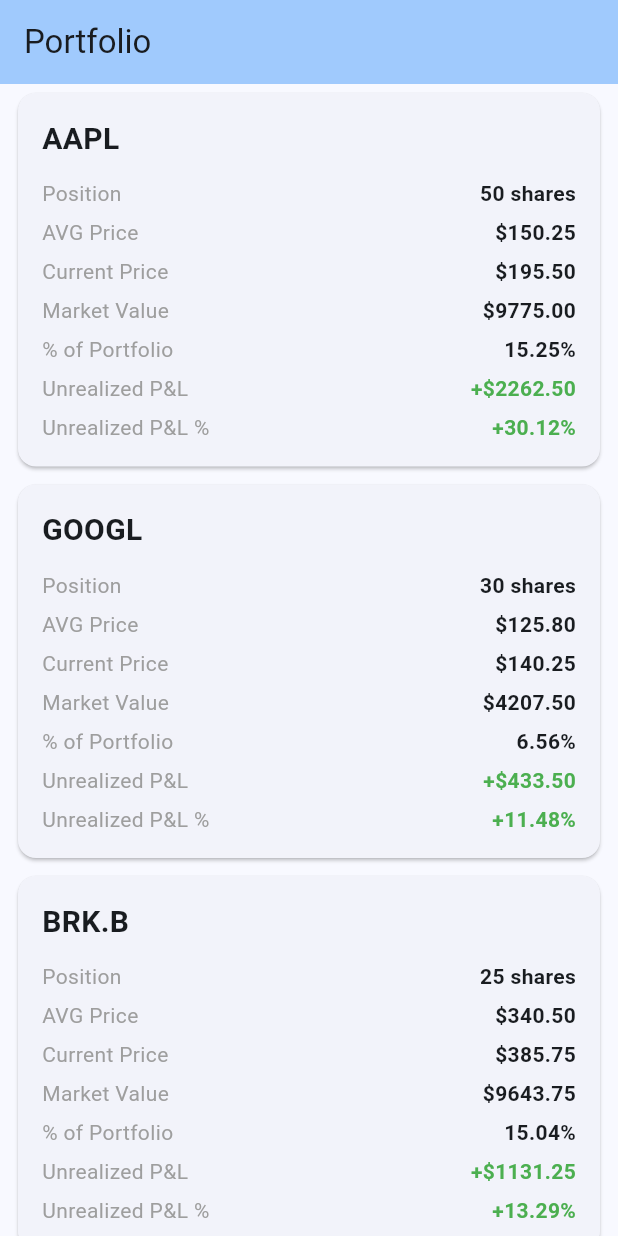
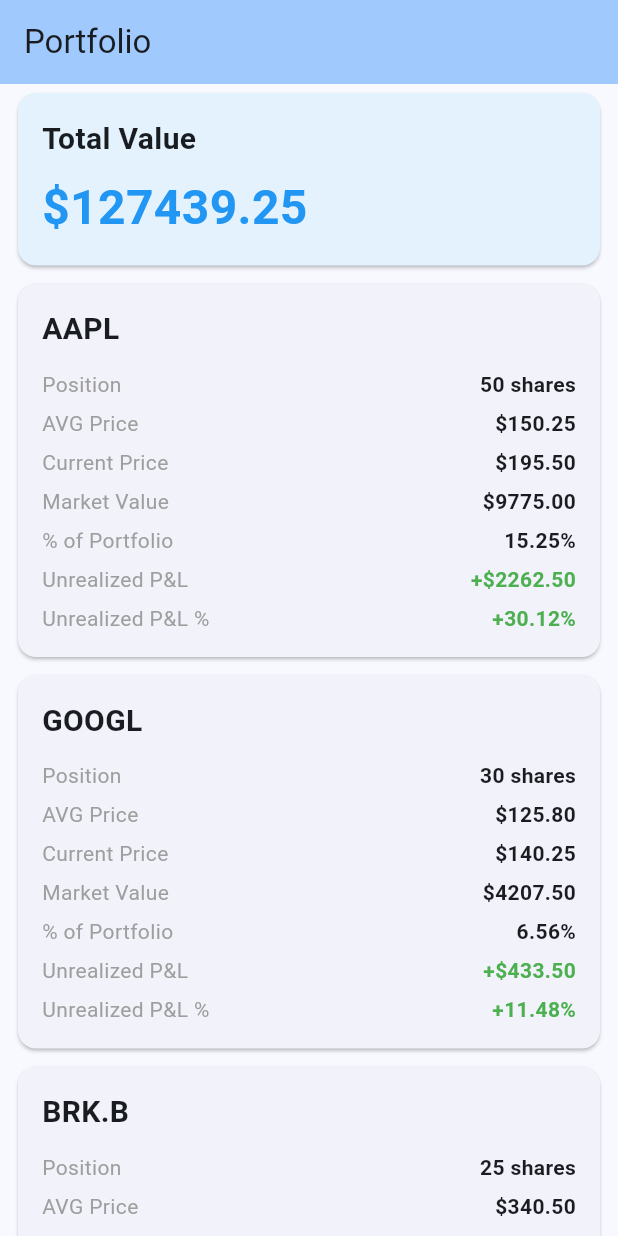
Before and after one commit to arlindiDev/stonks, a Flutter app: the screen it shows after launch, on a phone screen of 412 x 824 dp. Run offline on Flutter 3.47's test engine with Material 3 defaults, Android fonts, the phone set to English and light mode, and no system bars.

Commit message:
feat: add a total card to the top of the porfolio

```diff
--- a/lib/mock_data.dart
+++ b/lib/mock_data.dart
@@ -1,4 +1,14 @@
-class PortfolioItem {
+class PortfolioUIItem { }
+
+class PortfolioTotal extends PortfolioUIItem {
+  final double totalValue;
+
+  PortfolioTotal({
+    required this.totalValue,
+  });
+}
+
+class PortfolioItem extends PortfolioUIItem {
   final String ticker;
   final double position;
   final double avgPrice;
@@ -20,8 +30,11 @@ class PortfolioItem {
   });
 }
 
-List<PortfolioItem> getMockPortfolioData() {
+List<PortfolioUIItem> getMockPortfolioData() {
   return [
+    PortfolioTotal(
+      totalValue: 127439.25,
+    ),
     PortfolioItem(
       ticker: 'AAPL',
       position: 50,
--- a/lib/portfolio_screen.dart
+++ b/lib/portfolio_screen.dart
@@ -6,7 +6,7 @@ class PortfolioScreen extends StatelessWidget {
 
   @override
   Widget build(BuildContext context) {
-    final portfolioItems = getMockPortfolioData();
+    final portfolioData = getMockPortfolioData();
 
     return Scaffold(
       appBar: AppBar(
@@ -14,9 +14,54 @@ class PortfolioScreen extends StatelessWidget {
         backgroundColor: Theme.of(context).colorScheme.inversePrimary,
       ),
       body: ListView.builder(
-        itemCount: portfolioItems.length,
+        itemCount: portfolioData.length,
         itemBuilder: (context, index) {
-          final item = portfolioItems[index];
+          final item = portfolioData[index];
+
+          if (item is PortfolioTotal) {
+            return _buildTotalCard(item);
+          } else if (item is PortfolioItem) {
+            return _buildStockCard(item);
+          }
+
+          return const SizedBox.shrink();
+        },
+      ),
+    );
+  }
+
+  Widget _buildTotalCard(PortfolioTotal total) {
+    return Card(
+      margin: const EdgeInsets.symmetric(horizontal: 12, vertical: 6),
+      color: Colors.blue.shade50,
+      child: Padding(
+        padding: const EdgeInsets.all(16),
+        child: Column(
+          crossAxisAlignment: CrossAxisAlignment.start,
+          children: [
+            const Text(
+              'Total Value',
+              style: TextStyle(
+                fontSize: 20,
+                fontWeight: FontWeight.bold,
+              ),
+            ),
+            const SizedBox(height: 8),
+            Text(
+              '\$${total.totalValue.toStringAsFixed(2)}',
+              style: const TextStyle(
+                fontSize: 32,
+                fontWeight: FontWeight.bold,
+                color: Colors.blue,
+              ),
+            ),
+          ],
+        ),
+      ),
+    );
+  }
+
+  Widget _buildStockCard(PortfolioItem item) {
     final isPositive = item.unrealizedPL >= 0;
 
     return Card(
@@ -74,9 +119,6 @@ class PortfolioScreen extends StatelessWidget {
         ),
       ),
     );
-        },
-      ),
-    );
   }
 
   Widget _buildRow(String label, String value, {Color? color}) {
```
Lines whose indentation alone changed are shown as unchanged.
